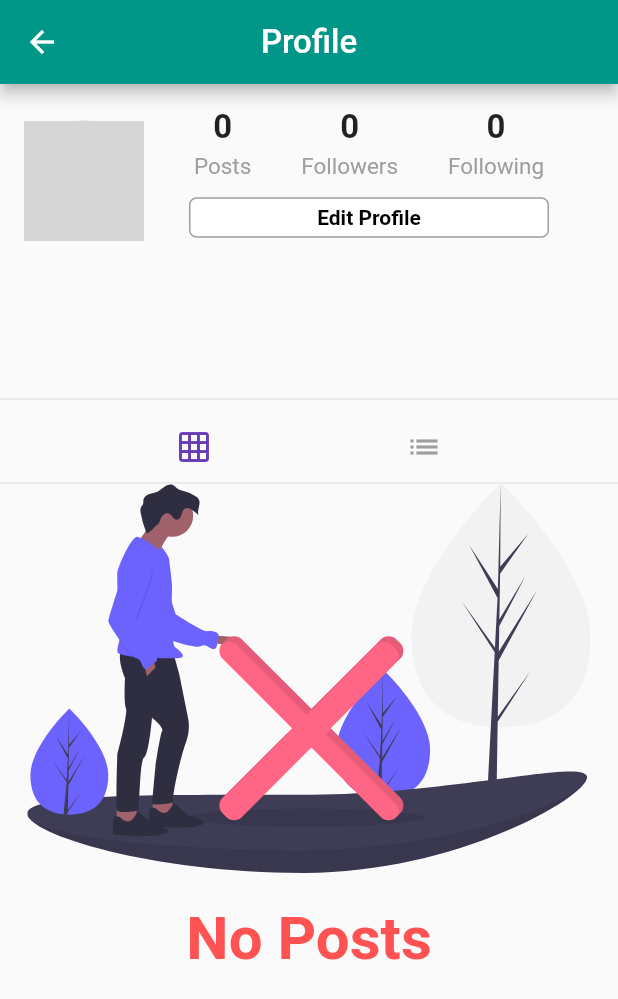
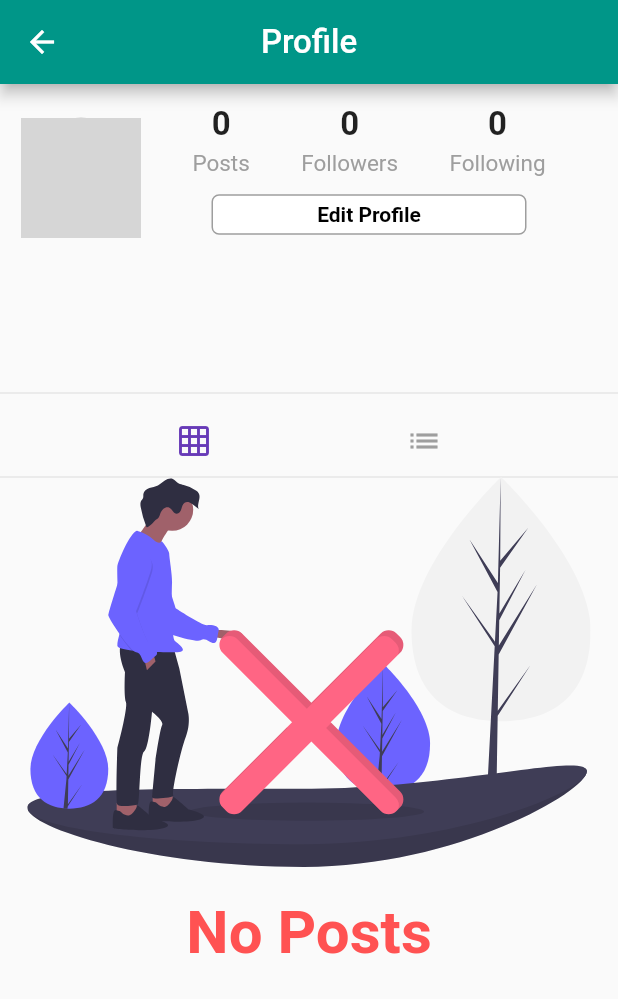
Before and after one commit to prashanth-up/UniConnect-Flutter, a Flutter app: the Profile screen opened directly, on a phone screen of 412 x 824 dp. Shown: the top 999 px of the screen. Run offline on Flutter 3.47's test engine with Material 2 defaults, Android fonts, the phone set to English and light mode, and no system bars; our stand-ins replace cached_network_image, cloud_firestore, firebase_storage, flutter_svg, geolocator, google_sign_in and 2 more; missing offline and left inert: animator; accounts and stored records are empty; network calls fail; grey boxes are pictures that could not be loaded.

Commit message:
Log Print Statements Cleaned and Resized few widgets to Fit Better

```diff
--- a/lib/pages/profile.dart
+++ b/lib/pages/profile.dart
@@ -133,7 +133,7 @@ class _ProfileState extends State<Profile> {
       child: FlatButton(
         onPressed: function,
         child: Container(
-          width: 240.0,
+          width: 210.0,
           height: 27.0,
           child: Text(text,
             style: TextStyle(
@@ -255,7 +255,7 @@ class _ProfileState extends State<Profile> {
         }
         User user = User.fromDocument(snapshot.data);
         return Padding(
-          padding: EdgeInsets.all(16.0),
+          padding: EdgeInsets.all(14.0),
           child: Column(
             children: <Widget>[
               Row(
--- a/lib/pages/timeline.dart
+++ b/lib/pages/timeline.dart
@@ -107,7 +107,7 @@ class _TimelineState extends State<Timeline> {
                       "Suggested Users to follow...",
                       style: TextStyle(
                         color: Theme.of(context).primaryColor,
-                        fontSize: 23.0
+                        fontSize: 15.0
                       ),
                     )
                   ],
--- a/lib/widgets/post.dart
+++ b/lib/widgets/post.dart
@@ -369,6 +369,9 @@ class _PostState extends State<Post> {
             ),
             Expanded(
               child: Text(description),
+            ),
+            SizedBox(
+              height: 5.0,
             )
           ],
         )
```
Also changed, not shown: lib/pages/home.dart (+5 -5 lines), 1 other file.
